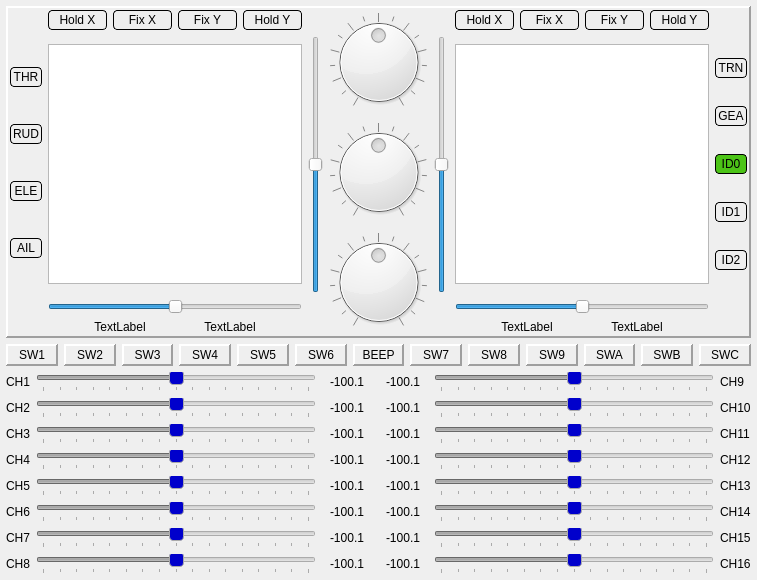
The window that src/simulatordialog.ui (xhorizont/eepe) describes before a commit, drawn with Qt 5.
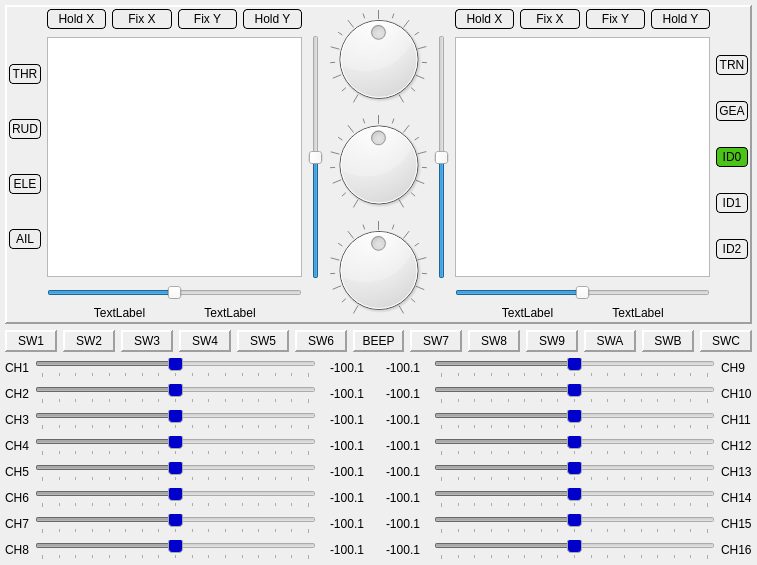
The same window after the commit. Icons and pictures are not drawn.

Diff of the .ui file:
```diff
--- a/src/simulatordialog.ui
+++ b/src/simulatordialog.ui
@@ -7,7 +7,7 @@
     <x>0</x>
     <y>0</y>
     <width>757</width>
-    <height>580</height>
+    <height>565</height>
    </rect>
   </property>
   <property name="windowTitle">
@@ -19,7 +19,7 @@
   </property>
   <layout class="QVBoxLayout" name="verticalLayout_9" stretch="0,0,0">
    <property name="margin">
-    <number>6</number>
+    <number>5</number>
    </property>
    <item>
     <widget class="QFrame" name="controlFrame">
@@ -80,6 +80,12 @@
           </property>
           <item>
            <widget class="QPushButton" name="switchTHR">
+            <property name="minimumSize">
+             <size>
+              <width>27</width>
+              <height>0</height>
+             </size>
+            </property>
             <property name="autoFillBackground">
              <bool>false</bool>
             </property>
@@ -464,6 +470,12 @@
          <layout class="QVBoxLayout" name="verticalLayout_2">
           <item>
            <widget class="QPushButton" name="switchTRN">
+            <property name="minimumSize">
+             <size>
+              <width>27</width>
+              <height>0</height>
+             </size>
+            </property>
             <property name="styleSheet">
              <string notr="true">QPushButton {
      background-color: #EEEEEE;
@@ -1279,6 +1291,12 @@
        <property name="enabled">
         <bool>false</bool>
        </property>
+       <property name="maximumSize">
+        <size>
+         <width>16777215</width>
+         <height>20</height>
+        </size>
+       </property>
        <property name="styleSheet">
         <string notr="true">QSlider::sub-page:horizontal:disabled {
 border-color: #999;
@@ -1322,6 +1340,12 @@
        <property name="enabled">
         <bool>false</bool>
        </property>
+       <property name="maximumSize">
+        <size>
+         <width>16777215</width>
+         <height>20</height>
+        </size>
+       </property>
        <property name="styleSheet">
         <string notr="true">QSlider::sub-page:horizontal:disabled {
 border-color: #999;
@@ -1365,6 +1389,12 @@
        <property name="enabled">
         <bool>false</bool>
        </property>
+       <property name="maximumSize">
+        <size>
+         <width>16777215</width>
+         <height>20</height>
+        </size>
+       </property>
        <property name="styleSheet">
         <string notr="true">QSlider::sub-page:horizontal:disabled {
 border-color: #999;
@@ -1408,6 +1438,12 @@
        <property name="enabled">
         <bool>false</bool>
        </property>
+       <property name="maximumSize">
+        <size>
+         <width>16777215</width>
+         <height>20</height>
+        </size>
+       </property>
        <property name="styleSheet">
         <string notr="true">QSlider::sub-page:horizontal:disabled {
 border-color: #999;
@@ -1451,6 +1487,12 @@
        <property name="enabled">
         <bool>false</bool>
        </property>
+       <property name="maximumSize">
+        <size>
+         <width>16777215</width>
+         <height>20</height>
+        </size>
+       </property>
        <property name="styleSheet">
         <string notr="true">QSlider::sub-page:horizontal:disabled {
 border-color: #999;
@@ -1494,6 +1536,12 @@
        <property name="enabled">
         <bool>false</bool>
        </property>
+       <property name="maximumSize">
+        <size>
+         <width>16777215</width>
+         <height>20</height>
+        </size>
+       </property>
        <property name="styleSheet">
         <string notr="true">QSlider::sub-page:horizontal:disabled {
 border-color: #999;
@@ -1537,6 +1585,12 @@
        <property name="enabled">
         <bool>false</bool>
        </property>
+       <property name="maximumSize">
+        <size>
+         <width>16777215</width>
+         <height>20</height>
+        </size>
+       </property>
        <property name="styleSheet">
         <string notr="true">QSlider::sub-page:horizontal:disabled {
 border-color: #999;
@@ -1580,6 +1634,12 @@
        <property name="enabled">
         <bool>false</bool>
        </property>
+       <property name="maximumSize">
+        <size>
+         <width>16777215</width>
+         <height>20</height>
+        </size>
+       </property>
        <property name="styleSheet">
         <string notr="true">QSlider::sub-page:horizontal:disabled {
 border-color: #999;
@@ -1623,6 +1683,12 @@
        <property name="enabled">
         <bool>false</bool>
        </property>
+       <property name="maximumSize">
+        <size>
+         <width>16777215</width>
+         <height>20</height>
+        </size>
+       </property>
        <property name="styleSheet">
         <string notr="true">QSlider::sub-page:horizontal:disabled {
 border-color: #999;
@@ -1666,6 +1732,12 @@
        <property name="enabled">
         <bool>false</bool>
        </property>
+       <property name="maximumSize">
+        <size>
+         <width>16777215</width>
+         <height>20</height>
+        </size>
+       </property>
        <property name="styleSheet">
         <string notr="true">QSlider::sub-page:horizontal:disabled {
 border-color: #999;
@@ -1709,6 +1781,12 @@
        <property name="enabled">
         <bool>false</bool>
        </property>
+       <property name="maximumSize">
+        <size>
+         <width>16777215</width>
+         <height>20</height>
+        </size>
+       </property>
        <property name="styleSheet">
         <string notr="true">QSlider::sub-page:horizontal:disabled {
 border-color: #999;
@@ -1752,6 +1830,12 @@
        <property name="enabled">
         <bool>false</bool>
        </property>
+       <property name="maximumSize">
+        <size>
+         <width>16777215</width>
+         <height>20</height>
+        </size>
+       </property>
        <property name="styleSheet">
         <string notr="true">QSlider::sub-page:horizontal:disabled {
 border-color: #999;
@@ -1795,6 +1879,12 @@
        <property name="enabled">
         <bool>false</bool>
        </property>
+       <property name="maximumSize">
+        <size>
+         <width>16777215</width>
+         <height>20</height>
+        </size>
+       </property>
        <property name="styleSheet">
         <string notr="true">QSlider::sub-page:horizontal:disabled {
 border-color: #999;
@@ -1838,6 +1928,12 @@
        <property name="enabled">
         <bool>false</bool>
        </property>
+       <property name="maximumSize">
+        <size>
+         <width>16777215</width>
+         <height>20</height>
+        </size>
+       </property>
        <property name="styleSheet">
         <string notr="true">QSlider::sub-page:horizontal:disabled {
 border-color: #999;
@@ -1881,6 +1977,12 @@
        <property name="enabled">
         <bool>false</bool>
        </property>
+       <property name="maximumSize">
+        <size>
+         <width>16777215</width>
+         <height>20</height>
+        </size>
+       </property>
        <property name="styleSheet">
         <string notr="true">QSlider::sub-page:horizontal:disabled {
 border-color: #999;
@@ -1924,6 +2026,12 @@
        <property name="enabled">
         <bool>false</bool>
        </property>
+       <property name="maximumSize">
+        <size>
+         <width>16777215</width>
+         <height>20</height>
+        </size>
+       </property>
        <property name="styleSheet">
         <string notr="true">QSlider::sub-page:horizontal:disabled {
 border-color: #999;
```
